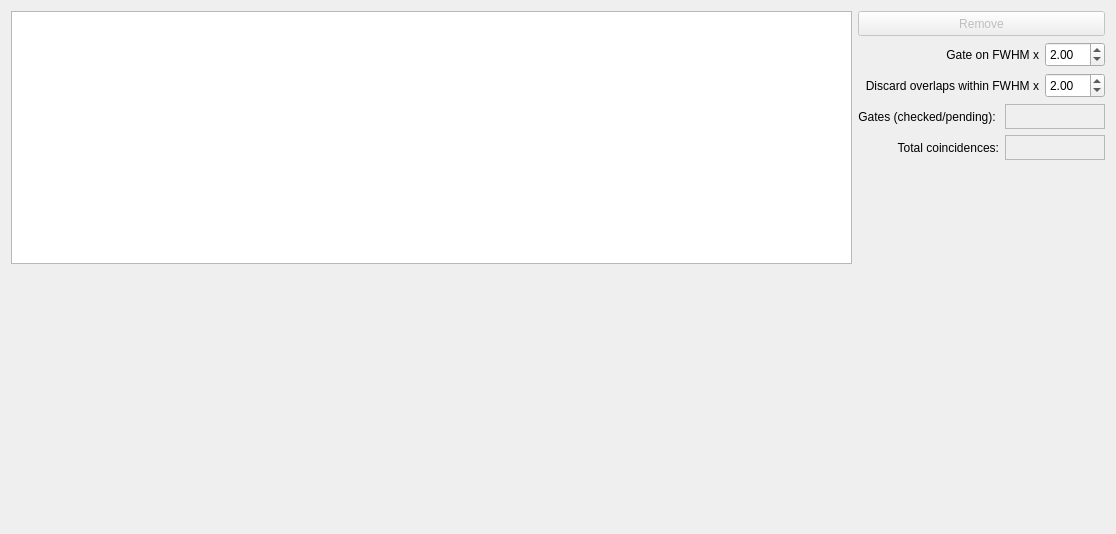
usnistgov/qpx-gamma, file gui/analysis/form_integration2d.ui: the form before one commit.
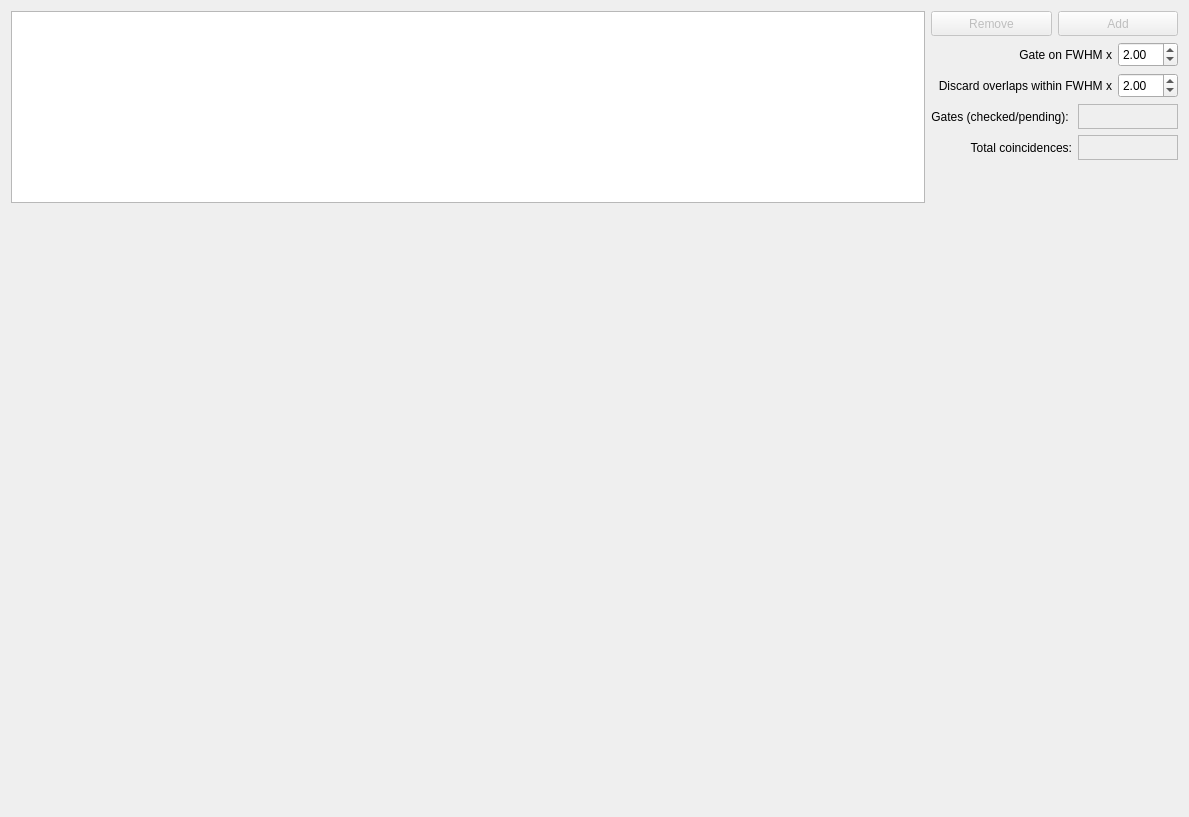
The form after the commit. Custom widgets are drawn as their Qt base class.

Commit message: 2d peak fitting improvements

Diff of the .ui file:
```diff
--- a/gui/analysis/form_integration2d.ui
+++ b/gui/analysis/form_integration2d.ui
@@ -6,8 +6,8 @@
    <rect>
     <x>0</x>
     <y>0</y>
-    <width>1116</width>
-    <height>534</height>
+    <width>1189</width>
+    <height>817</height>
    </rect>
   </property>
   <property name="windowTitle">
@@ -27,7 +27,7 @@
        <property name="maximumSize">
         <size>
          <width>16777215</width>
-         <height>300</height>
+         <height>200</height>
         </size>
        </property>
       </widget>
@@ -61,6 +61,28 @@
            </property>
           </widget>
          </item>
+         <item>
+          <widget class="QPushButton" name="pushAdd">
+           <property name="enabled">
+            <bool>false</bool>
+           </property>
+           <property name="minimumSize">
+            <size>
+             <width>0</width>
+             <height>25</height>
+            </size>
+           </property>
+           <property name="maximumSize">
+            <size>
+             <width>16777215</width>
+             <height>25</height>
+            </size>
+           </property>
+           <property name="text">
+            <string>Add</string>
+           </property>
+          </widget>
+         </item>
         </layout>
        </item>
        <item>
@@ -314,6 +336,9 @@
          <property name="orientation">
           <enum>Qt::Vertical</enum>
          </property>
+         <property name="sizeType">
+          <enum>QSizePolicy::Preferred</enum>
+         </property>
          <property name="sizeHint" stdset="0">
           <size>
            <width>20</width>
@@ -326,7 +351,7 @@
      </item>
     </layout>
    </item>
-   <item row="1" column="0">
+   <item row="2" column="0">
     <widget class="QWidget" name="upClose" native="true">
      <property name="sizePolicy">
       <sizepolicy hsizetype="Preferred" vsizetype="MinimumExpanding">
@@ -334,10 +359,82 @@
        <verstretch>0</verstretch>
       </sizepolicy>
      </property>
+     <property name="minimumSize">
+      <size>
+       <width>0</width>
+       <height>200</height>
+      </size>
+     </property>
+     <property name="maximumSize">
+      <size>
+       <width>16777215</width>
+       <height>300</height>
+      </size>
+     </property>
     </widget>
    </item>
+   <item row="1" column="0">
+    <layout class="QHBoxLayout" name="horizontalLayout_7">
+     <item>
+      <widget class="FormPeaks" name="plotGateX" native="true">
+       <property name="sizePolicy">
+        <sizepolicy hsizetype="Preferred" vsizetype="MinimumExpanding">
+         <horstretch>0</horstretch>
+         <verstretch>0</verstretch>
+        </sizepolicy>
+       </property>
+       <property name="minimumSize">
+        <size>
+         <width>100</width>
+         <height>100</height>
+        </size>
+       </property>
+      </widget>
+     </item>
+     <item>
+      <widget class="FormPeaks" name="plotGateY" native="true">
+       <property name="sizePolicy">
+        <sizepolicy hsizetype="Preferred" vsizetype="MinimumExpanding">
+         <horstretch>0</horstretch>
+         <verstretch>0</verstretch>
+        </sizepolicy>
+       </property>
+       <property name="minimumSize">
+        <size>
+         <width>100</width>
+         <height>100</height>
+        </size>
+       </property>
+      </widget>
+     </item>
+     <item>
+      <widget class="FormPeaks" name="plotGateDiagonal" native="true">
+       <property name="sizePolicy">
+        <sizepolicy hsizetype="Preferred" vsizetype="MinimumExpanding">
+         <horstretch>0</horstretch>
+         <verstretch>0</verstretch>
+        </sizepolicy>
+       </property>
+       <property name="minimumSize">
+        <size>
+         <width>100</width>
+         <height>100</height>
+        </size>
+       </property>
+      </widget>
+     </item>
+    </layout>
+   </item>
   </layout>
  </widget>
+ <customwidgets>
+  <customwidget>
+   <class>FormPeaks</class>
+   <extends>QWidget</extends>
+   <header>form_peaks.h</header>
+   <container>1</container>
+  </customwidget>
+ </customwidgets>
  <resources/>
  <connections/>
 </ui>
```
The commit also changes 16 other files.
